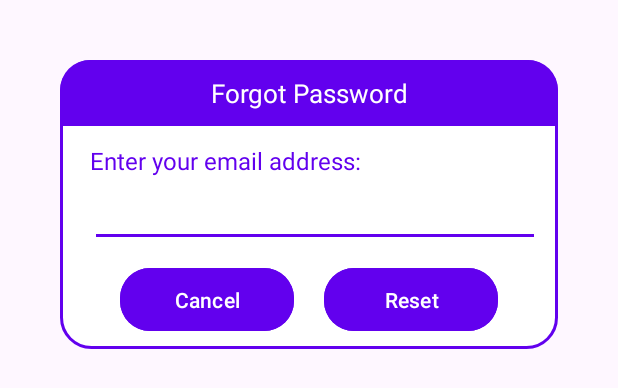
After one commit to AloisioPjr/MyZipZapApp, an Android app: the layout dialog_forgot.xml on its own in the app's theme, with its tools: preview values and no code run, on a phone screen of 412 x 824 dp. The commit adds this screen. Shown: the top 388 px of the screen. Run offline under Robolectric (Android 15) with nearby library versions, the phone set to English and light mode, and no system bars.

Commit message:
third commit

```diff
--- /dev/null
+++ b/app/src/main/res/drawable/purple_box.xml
@@ -0,0 +1,11 @@
+<?xml version="1.0" encoding="utf-8"?>
+<shape xmlns:android="http://schemas.android.com/apk/res/android"
+    android:shape="rectangle">
+    <solid
+        android:color="@color/purple_500"/>
+    <corners
+        android:topLeftRadius="20dp"
+        android:topRightRadius="20dp"/>
+
+
+</shape>
--- /dev/null
+++ b/app/src/main/res/drawable/white_box.xml
@@ -0,0 +1,11 @@
+<?xml version="1.0" encoding="utf-8"?>
+<shape xmlns:android="http://schemas.android.com/apk/res/android"
+    android:shape="rectangle">
+    <corners
+        android:radius="20dp"/>
+    <stroke
+        android:color="@color/purple_500"
+        android:width="2dp"/>
+    <solid
+        android:color="@color/white"/>
+</shape>
--- /dev/null
+++ b/app/src/main/res/layout/dialog_forgot.xml
@@ -0,0 +1,87 @@
+<?xml version="1.0" encoding="utf-8"?>
+<androidx.constraintlayout.widget.ConstraintLayout
+    xmlns:android="http://schemas.android.com/apk/res/android"
+    android:layout_margin="20dp"
+    android:padding="20dp"
+    android:id="@+id/dialogForgot"
+    xmlns:app="http://schemas.android.com/apk/res-auto"
+    android:layout_width="match_parent"
+    android:layout_height="match_parent">
+    <androidx.constraintlayout.widget.ConstraintLayout
+        android:layout_width="match_parent"
+        android:layout_height="wrap_content"
+        android:id="@+id/dialogBox"
+        app:layout_constraintTop_toTopOf="parent"
+        android:background="@drawable/white_box">
+        <TextView
+            android:layout_width="match_parent"
+            android:layout_height="wrap_content"
+            android:id="@+id/forgotTitle"
+            android:text="Forgot Password"
+            android:background="@drawable/purple_box"
+            android:padding="10dp"
+            android:textAlignment="center"
+            android:textSize="17sp"
+            android:textColor="@color/white"
+            android:drawablePadding="8dp"
+            app:layout_constraintTop_toTopOf="parent"/>
+        <TextView
+            android:layout_width="match_parent"
+            android:layout_height="wrap_content"
+            android:id="@+id/desc"
+            android:text="Enter your email address:"
+            android:layout_marginStart="20dp"
+            android:layout_marginEnd="20dp"
+            android:layout_marginTop="8dp"
+            android:textSize="16sp"
+            android:textColor="@color/purple_500"
+            app:layout_constraintTop_toBottomOf="@id/forgotTitle"
+            app:layout_constraintBottom_toTopOf="@id/emailBox"/>
+        <EditText
+            android:layout_width="300dp"
+            android:layout_height="wrap_content"
+            android:id="@+id/emailBox"
+            android:textColor="@color/purple_500"
+            android:textSize="16sp"
+            android:layout_marginStart="20dp"
+            android:layout_marginBottom="30dp"
+            android:maxLines="1"
+            android:backgroundTint="@color/purple_500"
+            app:layout_constraintStart_toStartOf="parent"
+            app:layout_constraintBottom_toBottomOf="parent"
+            app:layout_constraintTop_toBottomOf="@id/forgotTitle"/>
+        <Button
+            android:layout_width="0dp"
+            android:layout_height="50dp"
+            android:id="@+id/btnCancel"
+            android:layout_marginStart="40dp"
+            android:layout_marginEnd="10dp"
+            android:text="Cancel"
+            android:textColor="@color/white"
+            android:textSize="14sp"
+            app:cornerRadius = "20dp"
+            android:layout_marginBottom="8dp"
+            android:layout_marginTop="10dp"
+            android:backgroundTint="@color/purple_500"
+            app:layout_constraintStart_toStartOf="parent"
+            app:layout_constraintTop_toBottomOf="@id/emailBox"
+            app:layout_constraintBottom_toBottomOf="@id/dialogBox"
+            app:layout_constraintEnd_toStartOf="@id/btnReset"/>
+        <Button
+            android:layout_width="0dp"
+            android:layout_height="50dp"
+            android:id="@+id/btnReset"
+            android:text="Reset"
+            android:layout_marginStart="10dp"
+            android:layout_marginBottom="8dp"
+            android:layout_marginTop="10dp"
+            android:layout_marginEnd="40dp"
+            android:textColor="@color/white"
+            android:backgroundTint="@color/purple_500"
+            android:textSize="14sp"
+            app:cornerRadius = "20dp"
+            app:layout_constraintEnd_toEndOf="parent"
+            app:layout_constraintBottom_toBottomOf="@id/dialogBox"
+            app:layout_constraintStart_toEndOf="@id/btnCancel"/>
+    </androidx.constraintlayout.widget.ConstraintLayout>
+</androidx.constraintlayout.widget.ConstraintLayout>
```
Also changed, not shown: app/src/main/AndroidManifest.xml (+14 -9 lines), app/src/main/java/com/example/myzipzap/ForgotPassword.java (added, +14 -0 lines), app/src/main/java/com/example/myzipzap/LoginActivity.java (+50 -3 lines), app/src/main/res/layout/activity_forgot_password.xml (added, +7 -0 lines), app/src/main/res/layout/activity_login.xml (+17 -4 lines).
